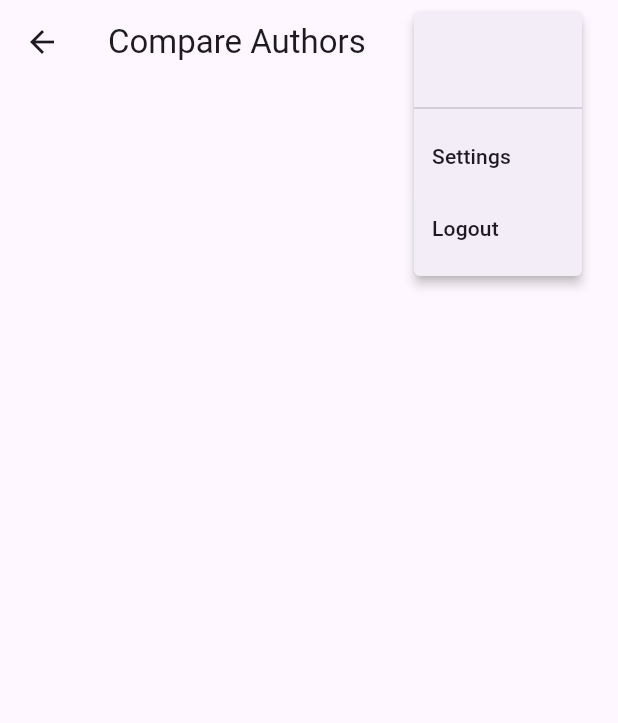
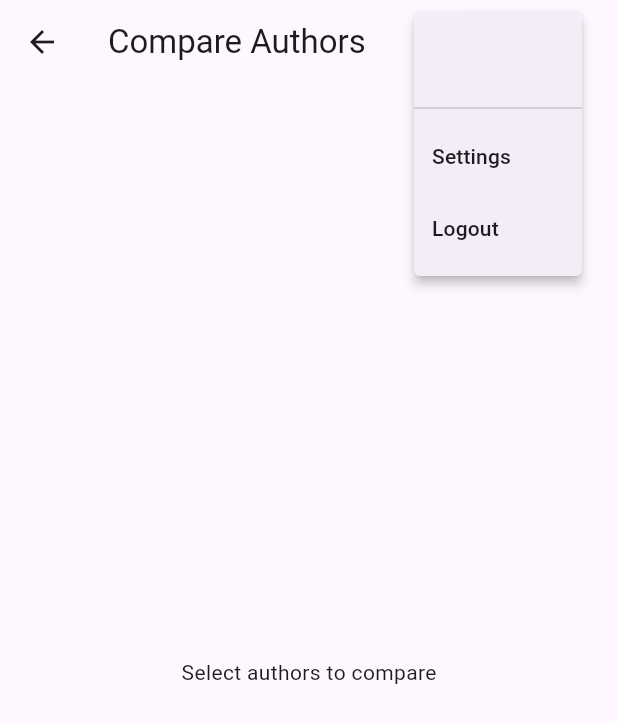
Before and after one commit to anthonymghms/Synopsis-Project, a Flutter app: the AuthorComparisonScreen screen opened directly with empty values, after a tap on the "account circle" icon, on a phone screen of 412 x 824 dp. Shown: the top 723 px of the screen. Run offline on Flutter 3.47's test engine with Material 3 defaults, Android fonts, the phone set to English and light mode, and no system bars; our stand-ins replace cloud_firestore, firebase_auth, firebase_core; accounts and stored records are empty; network calls fail.

Commit message:
feat: allow toggling authors in comparison

```diff
--- a/gospel_frontend/lib/main.dart
+++ b/gospel_frontend/lib/main.dart
@@ -263,7 +263,7 @@ class _ChooseAuthorScreenState extends State<ChooseAuthorScreen> {
                           language: defaultLanguage,
                           version: widget.version,
                           topic: widget.topic,
-                          authors: _selected.toList(),
+                          initialAuthors: _selected.toList(),
                         ),
                       ));
                     },
@@ -280,14 +280,22 @@ class AuthorComparisonScreen extends StatefulWidget {
   final String language;
   final String version;
   final Topic topic;
-  final List<String> authors;
-  const AuthorComparisonScreen({super.key, required this.language, required this.version, required this.topic, required this.authors});
+  final List<String> initialAuthors;
+  const AuthorComparisonScreen({
+    super.key,
+    required this.language,
+    required this.version,
+    required this.topic,
+    required this.initialAuthors,
+  });
 
   @override
   State<AuthorComparisonScreen> createState() => _AuthorComparisonScreenState();
 }
 
 class _AuthorComparisonScreenState extends State<AuthorComparisonScreen> {
+  late final List<String> _allAuthors;
+  late Set<String> _selected;
   Map<String, String> _texts = {};
   String? _error;
   bool _loading = true;
@@ -295,12 +303,28 @@ class _AuthorComparisonScreenState extends State<AuthorComparisonScreen> {
   @override
   void initState() {
     super.initState();
+    _allAuthors = widget.topic.references
+        .map((e) => e['book'] as String)
+        .toSet()
+        .toList();
+    _selected = widget.initialAuthors.toSet();
     fetchTexts();
   }
 
   Future<void> fetchTexts() async {
+    if (_selected.isEmpty) {
+      setState(() {
+        _texts = {};
+        _loading = false;
+      });
+      return;
+    }
+    setState(() {
+      _loading = true;
+      _error = null;
+    });
     try {
-      final futures = widget.authors.map((author) async {
+      final futures = _selected.map((author) async {
         final refs = widget.topic.references.where((r) => r['book'] == author);
         final parts = <String>[];
         for (final ref in refs) {
@@ -315,7 +339,8 @@ class _AuthorComparisonScreenState extends State<AuthorComparisonScreen> {
             throw Exception("Error ${response.statusCode} for $author");
           }
           final List<dynamic> verses = json.decode(response.body);
-          final text = verses.map((v) => "${v['verse']}. ${v['text']}").join("\n");
+          final text =
+              verses.map((v) => "${v['verse']}. ${v['text']}").join("\n");
           parts.add(text);
         }
         return MapEntry(author, parts.join("\n\n"));
@@ -338,27 +363,69 @@ class _AuthorComparisonScreenState extends State<AuthorComparisonScreen> {
   Widget build(BuildContext context) {
     return MainScaffold(
       title: "Compare Authors",
-      body: _loading
+      body: Column(
+        children: [
+          Wrap(
+            spacing: 8,
+            children: _allAuthors
+                .map((author) => FilterChip(
+                      label: Text(author),
+                      selected: _selected.contains(author),
+                      onSelected: (val) {
+                        setState(() {
+                          if (val) {
+                            _selected.add(author);
+                          } else {
+                            _selected.remove(author);
+                          }
+                        });
+                        fetchTexts();
+                      },
+                    ))
+                .toList(),
+          ),
+          const SizedBox(height: 16),
+          Expanded(
+            child: _selected.isEmpty
+                ? const Center(child: Text('Select authors to compare'))
+                : _loading
                     ? const Center(child: CircularProgressIndicator())
                     : _error != null
                         ? Center(child: Text(_error!))
-              : ListView(
-                  padding: const EdgeInsets.all(16),
-                  children: widget.authors.map((a) {
-                    final text = _texts[a] ?? "";
-                    return Padding(
-                      padding: const EdgeInsets.only(bottom: 24),
+                        : SingleChildScrollView(
+                            child: Row(
+                              crossAxisAlignment: CrossAxisAlignment.start,
+                              children: _selected.map((a) {
+                                final text = _texts[a] ?? '';
+                                final width =
+                                    MediaQuery.of(context).size.width /
+                                        _selected.length;
+                                return SizedBox(
+                                  width: width,
+                                  child: Padding(
+                                    padding: const EdgeInsets.all(8.0),
                                     child: Column(
-                        crossAxisAlignment: CrossAxisAlignment.start,
+                                      crossAxisAlignment:
+                                          CrossAxisAlignment.start,
                                       children: [
-                          Text(a, style: const TextStyle(fontSize: 18, fontWeight: FontWeight.bold)),
+                                        Text(a,
+                                            style: const TextStyle(
+                                                fontSize: 18,
+                                                fontWeight: FontWeight.bold)),
                                         const SizedBox(height: 8),
-                          Text(text, style: const TextStyle(fontSize: 16)),
+                                        Text(text,
+                                            style: const TextStyle(
+                                                fontSize: 16)),
                                       ],
+                                    ),
                                   ),
                                 );
                               }).toList(),
                             ),
+                          ),
+          ),
+        ],
+      ),
     );
   }
 }
```
Lines whose indentation alone changed are shown as unchanged.
